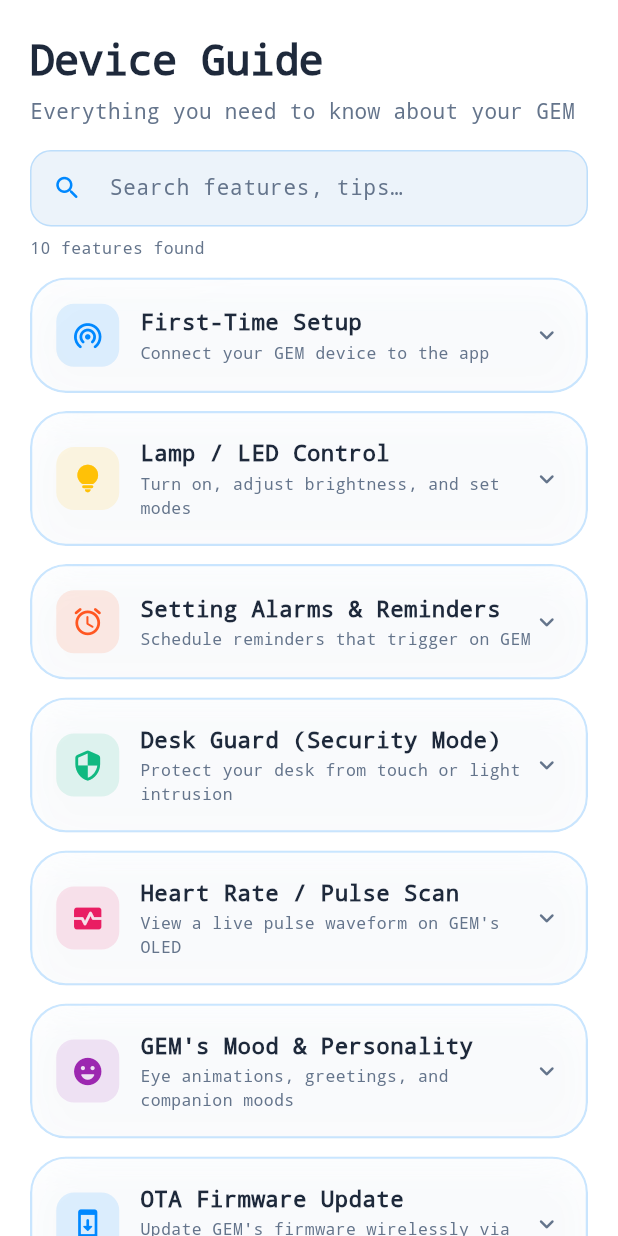
After one commit to shovinmd/Design-and-Development-of-Gem-Buddy-An-ESP32-Based-Smart-Desktop-Companion, a Flutter app: the GuideScreen screen opened directly, on a phone screen of 412 x 824 dp. The commit adds this screen. Run offline on Flutter 3.47's test engine with Material 3 defaults, Android fonts, the phone set to English and light mode, and no system bars; our stand-ins replace flutter_riverpod, shared_preferences; accounts and stored records are empty.

Commit message:
feat: add guide screen and update fast wifi connection firmware bin

```diff
--- /dev/null
+++ b/gem_buddy_app/lib/screens/guide_screen.dart
@@ -0,0 +1,551 @@
+import 'package:flutter/material.dart';
+import '../theme/colors.dart';
+import '../theme/glass_styles.dart';
+import '../widgets/glass_card.dart';
+import '../widgets/fade_slide_transition.dart';
+
+class GuideScreen extends StatefulWidget {
+  const GuideScreen({super.key});
+
+  @override
+  State<GuideScreen> createState() => _GuideScreenState();
+}
+
+class _GuideScreenState extends State<GuideScreen> {
+  final TextEditingController _searchController = TextEditingController();
+  String _searchQuery = '';
+  int? _expandedIndex;
+
+  @override
+  void dispose() {
+    _searchController.dispose();
+    super.dispose();
+  }
+
+  @override
+  Widget build(BuildContext context) {
+    final filtered = _guideItems
+        .where((item) =>
+            _searchQuery.isEmpty ||
+            item.title.toLowerCase().contains(_searchQuery.toLowerCase()) ||
+            item.steps.any((s) => s.toLowerCase().contains(_searchQuery.toLowerCase())))
+        .toList();
+
+    return Scaffold(
+      backgroundColor: Colors.transparent,
+      body: SafeArea(
+        child: Column(
+          children: [
+            // ── Header ──────────────────────────────────────────────────────
+            Padding(
+              padding: const EdgeInsets.fromLTRB(20, 20, 20, 0),
+              child: FadeSlideTransition(
+                delay: Duration.zero,
+                child: Column(
+                  crossAxisAlignment: CrossAxisAlignment.start,
+                  children: [
+                    Text(
+                      'Device Guide',
+                      style: GlassStyles.titleStyle
+                          .copyWith(fontSize: 28, color: GemColors.textPrimary),
+                    ),
+                    const SizedBox(height: 4),
+                    const Text(
+                      'Everything you need to know about your GEM',
+                      style: GlassStyles.subtitleStyle,
+                    ),
+                    const SizedBox(height: 16),
+
+                    // ── Search Field ───────────────────────────────────────
+                    Container(
+                      decoration: BoxDecoration(
+                        color: GemColors.bgSecondary.withValues(alpha: 0.7),
+                        borderRadius: BorderRadius.circular(14),
+                        border: Border.all(color: GemColors.glassBorder),
+                      ),
+                      child: TextField(
+                        controller: _searchController,
+                        style: const TextStyle(
+                            color: GemColors.textPrimary, fontSize: 14),
+                        decoration: InputDecoration(
+                          hintText: 'Search features, tips…',
+                          hintStyle: const TextStyle(
+                              color: GemColors.textSecondary, fontSize: 14),
+                          prefixIcon: const Icon(Icons.search_rounded,
+                              color: GemColors.accentBlue, size: 20),
+                          suffixIcon: _searchQuery.isNotEmpty
+                              ? IconButton(
+                                  icon: const Icon(Icons.clear_rounded,
+                                      color: GemColors.textSecondary, size: 18),
+                                  onPressed: () {
+                                    _searchController.clear();
+                                    setState(() => _searchQuery = '');
+                                  },
+                                )
+                              : null,
+                          border: InputBorder.none,
+                          contentPadding: const EdgeInsets.symmetric(
+                              vertical: 14, horizontal: 4),
+                        ),
+                        onChanged: (val) =>
+                            setState(() => _searchQuery = val),
+                      ),
+                    ),
+                    const SizedBox(height: 6),
+                    Text(
+                      '${filtered.length} feature${filtered.length == 1 ? '' : 's'} found',
+                      style: const TextStyle(
+                          color: GemColors.textSecondary, fontSize: 11),
+                    ),
+                  ],
+                ),
+              ),
+            ),
+
+            // ── Guide List ───────────────────────────────────────────────
+            Expanded(
+              child: filtered.isEmpty
+                  ? _buildEmpty()
+                  : ListView.builder(
+                      padding: const EdgeInsets.fromLTRB(20, 12, 20, 100),
+                      itemCount: filtered.length,
+                      itemBuilder: (context, index) {
+                        final item = filtered[index];
+                        final isExpanded = _expandedIndex == index;
+                        return FadeSlideTransition(
+                          delay: Duration(milliseconds: index * 40),
+                          child: Padding(
+                            padding: const EdgeInsets.only(bottom: 12),
+                            child: _GuideCard(
+                              item: item,
+                              isExpanded: isExpanded,
+                              searchQuery: _searchQuery,
+                              onTap: () => setState(() {
+                                _expandedIndex = isExpanded ? null : index;
+                              }),
+                            ),
+                          ),
+                        );
+                      },
+                    ),
+            ),
+          ],
+        ),
+      ),
+    );
+  }
+
+  Widget _buildEmpty() {
+    return Center(
+      child: Column(
+        mainAxisSize: MainAxisSize.min,
+        children: [
+          Icon(Icons.search_off_rounded,
+              size: 52,
+              color: GemColors.textSecondary.withValues(alpha: 0.4)),
+          const SizedBox(height: 12),
+          const Text('No results found',
+              style: TextStyle(
+                  color: GemColors.textPrimary,
+                  fontSize: 16,
+                  fontWeight: FontWeight.bold)),
+          const SizedBox(height: 4),
+          Text('Try a different keyword',
+              style: TextStyle(
+                  color: GemColors.textSecondary.withValues(alpha: 0.7),
+                  fontSize: 12)),
+        ],
+      ),
+    );
+  }
+}
+
+// ── Guide Card ──────────────────────────────────────────────────────────────
+class _GuideCard extends StatelessWidget {
+  final _GuideItem item;
+  final bool isExpanded;
+  final String searchQuery;
+  final VoidCallback onTap;
+
+  const _GuideCard({
+    required this.item,
+    required this.isExpanded,
+    required this.searchQuery,
+    required this.onTap,
+  });
+
+  @override
+  Widget build(BuildContext context) {
+    return GlassCard(
+      padding: EdgeInsets.zero,
+      borderColor: isExpanded
+          ? item.color.withValues(alpha: 0.5)
+          : GemColors.glassBorder,
+      child: InkWell(
+        onTap: onTap,
+        borderRadius: BorderRadius.circular(20),
+        child: Column(
+          children: [
+            // ── Header Row ─────────────────────────────────────────────────
+            Padding(
+              padding: const EdgeInsets.all(16),
+              child: Row(
+                children: [
+                  Container(
+                    padding: const EdgeInsets.all(10),
+                    decoration: BoxDecoration(
+                      color: item.color.withValues(alpha: 0.12),
+                      borderRadius: BorderRadius.circular(12),
+                    ),
+                    child: Icon(item.icon, color: item.color, size: 22),
+                  ),
+                  const SizedBox(width: 14),
+                  Expanded(
+                    child: Column(
+                      crossAxisAlignment: CrossAxisAlignment.start,
+                      children: [
+                        _HighlightText(
+                          text: item.title,
+                          query: searchQuery,
+                          style: const TextStyle(
+                            color: GemColors.textPrimary,
+                            fontWeight: FontWeight.bold,
+                            fontSize: 15,
+                          ),
+                        ),
+                        const SizedBox(height: 2),
+                        Text(
+                          item.subtitle,
+                          style: const TextStyle(
+                              color: GemColors.textSecondary, fontSize: 11),
+                        ),
+                      ],
+                    ),
+                  ),
+                  AnimatedRotation(
+                    turns: isExpanded ? 0.5 : 0,
+                    duration: const Duration(milliseconds: 200),
+                    child: const Icon(Icons.keyboard_arrow_down_rounded,
+                        color: GemColors.textSecondary, size: 20),
+                  ),
+                ],
+              ),
+            ),
+
+            // ── Expandable Steps ───────────────────────────────────────────
+            AnimatedCrossFade(
+              duration: const Duration(milliseconds: 250),
+              crossFadeState: isExpanded
+                  ? CrossFadeState.showFirst
+                  : CrossFadeState.showSecond,
+              firstChild: Column(
+                crossAxisAlignment: CrossAxisAlignment.start,
+                children: [
+                  Divider(
+                      color: item.color.withValues(alpha: 0.2), height: 1),
+                  Padding(
+                    padding: const EdgeInsets.fromLTRB(16, 12, 16, 16),
+                    child: Column(
+                      crossAxisAlignment: CrossAxisAlignment.start,
+                      children: [
+                        ...item.steps.asMap().entries.map((e) {
+                          final stepNum = e.key + 1;
+                          final step = e.value;
+                          return Padding(
+                            padding: const EdgeInsets.only(bottom: 10),
+                            child: Row(
+                              crossAxisAlignment: CrossAxisAlignment.start,
+                              children: [
+                                Container(
+                                  width: 22,
+                                  height: 22,
+                                  decoration: BoxDecoration(
+                                    color: item.color.withValues(alpha: 0.15),
+                                    shape: BoxShape.circle,
+                                  ),
+                                  child: Center(
+                                    child: Text(
+                                      '$stepNum',
+                                      style: TextStyle(
+                                        color: item.color,
+                                        fontSize: 11,
+                                        fontWeight: FontWeight.bold,
+                                      ),
+                                    ),
+                                  ),
+                                ),
+                                const SizedBox(width: 10),
+                                Expanded(
+                                  child: _HighlightText(
+                                    text: step,
+                                    query: searchQuery,
+                                    style: const TextStyle(
+                                      color: GemColors.textPrimary,
+                                      fontSize: 13,
+                                      height: 1.45,
+                                    ),
+                                  ),
+                                ),
+                              ],
+                            ),
+                          );
+                        }),
+                        if (item.tip != null) ...[
+                          const SizedBox(height: 4),
+                          Container(
+                            padding: const EdgeInsets.all(10),
+                            decoration: BoxDecoration(
+                              color: GemColors.statusActive
+                                  .withValues(alpha: 0.07),
+                              borderRadius: BorderRadius.circular(10),
+                              border: Border.all(
+                                  color: GemColors.statusActive
+                                      .withValues(alpha: 0.2)),
+                            ),
+                            child: Row(
+                              crossAxisAlignment: CrossAxisAlignment.start,
+                              children: [
+                                const Icon(Icons.lightbulb_outline_rounded,
+                                    color: GemColors.statusActive, size: 15),
+                                const SizedBox(width: 8),
+                                Expanded(
+                                  child: Text(
+                                    item.tip!,
+                                    style: const TextStyle(
+                                      color: GemColors.statusActive,
+                                      fontSize: 11,
+                                      height: 1.4,
+                                    ),
+                                  ),
+                                ),
+                              ],
+                            ),
+                          ),
+                        ],
+                      ],
+                    ),
+                  ),
+                ],
+              ),
+              secondChild: const SizedBox.shrink(),
+            ),
+          ],
+        ),
+      ),
+    );
+  }
+}
+
+// ── Highlight matching text ──────────────────────────────────────────────────
+class _HighlightText extends StatelessWidget {
+  final String text;
+  final String query;
+  final TextStyle style;
+
+  const _HighlightText(
+      {required this.text, required this.query, required this.style});
+
+  @override
+  Widget build(BuildContext context) {
+    if (query.isEmpty) return Text(text, style: style);
+
+    final lowerText = text.toLowerCase();
+    final lowerQuery = query.toLowerCase();
+    final spans = <TextSpan>[];
+    int start = 0;
+
+    while (true) {
+      final idx = lowerText.indexOf(lowerQuery, start);
+      if (idx == -1) {
+        spans.add(TextSpan(text: text.substring(start)));
+        break;
+      }
+      if (idx > start) {
+        spans.add(TextSpan(text: text.substring(start, idx)));
+      }
+      spans.add(TextSpan(
+        text: text.substring(idx, idx + query.length),
+        style: const TextStyle(
+            backgroundColor: Color(0x55FFD700),
+            color: GemColors.textPrimary,
+            fontWeight: FontWeight.bold),
+      ));
+      start = idx + query.length;
+    }
+
+    return RichText(text: TextSpan(style: style, children: spans));
+  }
+}
+
+// ── Data Model ───────────────────────────────────────────────────────────────
+class _GuideItem {
+  final String title;
+  final String subtitle;
+  final IconData icon;
+  final Color color;
+  final List<String> steps;
+  final String? tip;
+
+  const _GuideItem({
+    required this.title,
+    required this.subtitle,
+    required this.icon,
+    required this.color,
+    required this.steps,
+    this.tip,
+  });
+}
+
+// ── Guide Content ─────────────────────────────────────────────────────────────
+const List<_GuideItem> _guideItems = [
+  _GuideItem(
+    title: 'First-Time Setup',
+    subtitle: 'Connect your GEM device to the app',
+    icon: Icons.wifi_tethering_rounded,
+    color: GemColors.accentBlue,
+    steps: [
+      'Power on your GEM device by connecting it via USB or the battery.',
+      'On first boot, GEM will host a Wi-Fi hotspot named "GEM-Setup" (password: 12345678).',
+      'Connect your phone to the "GEM-Setup" Wi-Fi network.',
+      'Open the GEM companion app and tap "Connect to Device" on the onboarding screen.',
+      'Enter your name, a device nickname, and your home Wi-Fi credentials in Settings.',
+      'Tap "Save & Sync" — GEM will connect to your home Wi-Fi and restart.',
+      'The app will auto-detect GEM on your local network from now on.',
+    ],
+    tip: 'If GEM cannot find your network, make sure you are using a 2.4 GHz Wi-Fi band, not 5 GHz.',
+  ),
+  _GuideItem(
+    title: 'Lamp / LED Control',
+    subtitle: 'Turn on, adjust brightness, and set modes',
+    icon: Icons.lightbulb_rounded,
+    color: Color(0xFFFFC107),
+    steps: [
+      'Go to the "Controls" tab in the bottom navigation bar.',
+      'Use the "Lamp Control" toggle to turn the LED ring ON or OFF.',
+      'Drag the brightness slider to set the light intensity (1–100%).',
+      'Choose a lamp mode: Static (solid), Breathing (fade in/out), or Flash (alert strobe).',
+      'Tap any preset card (Focus, Relax, Night, etc.) to instantly apply a preset configuration.',
+      'You can also toggle the lamp from GEM\'s physical menu — hold the device body and select "Lamp Control".',
+    ],
+    tip: 'The lamp turns off automatically when it detects ambient light (LDR auto mode).',
+  ),
+  _GuideItem(
+    title: 'Setting Alarms & Reminders',
+    subtitle: 'Schedule reminders that trigger on GEM',
+    icon: Icons.alarm_rounded,
+    color: Color(0xFFFF5722),
+    steps: [
+      'Go to the "Controls" tab and scroll to the "Reminder Manager" card.',
+      'Tap the "+ Add Alarm" button and enter a time and label (e.g. "Take Meds").',
+      'Toggle the alarm ON and tap Save — the alarm is synced to GEM.',
+      'At the set time, GEM will play a tone, flash the LED, and show the alarm name on screen.',
+      'To dismiss the alarm from the physical device, long-press the touch sensor on GEM\'s body.',
+      'To dismiss from the app, tap the DISMISS button on the notification banner.',
+    ],
+    tip: 'Make sure GEM is connected to Wi-Fi and the time is synced (NTP) for alarms to trigger on time.',
+  ),
+  _GuideItem(
+    title: 'Desk Guard (Security Mode)',
+    subtitle: 'Protect your desk from touch or light intrusion',
+    icon: Icons.security_rounded,
+    color: GemColors.statusActive,
+    steps: [
+      'Go to the "Security" tab in the bottom navigation bar.',
+      'Toggle "Guard Mode" ON — GEM must be connected to Wi-Fi and the security broker for this.',
+      'When active, any physical touch on GEM\'s body or a sudden drop/rise in light (LDR) will trigger an alert.',
+      'The alert is sent to your broker and pushed to the app instantly via WebSocket.',
+      'View all incidents in the "Security Incident Log" card below — each entry shows the event type, LDR reading, and timestamp.',
+      'To clear logs, tap the trash icon next to the log header.',
+      'To disable Guard Mode, toggle the switch OFF or long-press the GEM body and select "Guard Mode" from the menu.',
+    ],
+    tip: 'Connect a cloud broker URL in Settings → Security Broker to receive alerts even when away from home Wi-Fi.',
+  ),
+  _GuideItem(
+    title: 'Heart Rate / Pulse Scan',
+    subtitle: 'View a live pulse waveform on GEM\'s OLED',
+    icon: Icons.monitor_heart_rounded,
+    color: Color(0xFFE91E63),
+    steps: [
+      'On GEM\'s physical menu (short-press the touch sensor to open), select "Heart Rate".',
+      'Place your fingertip gently on the MAX30102 pulse sensor on GEM\'s top surface.',
+      'The OLED screen will display a live scrolling PPG waveform — the graph height reflects your pulse signal strength.',
+      'The LED ring pulses in sync with the signal amplitude for visual feedback.',
+      'To exit, long-press the touch sensor on GEM\'s body.',
+    ],
+    tip: 'Hold your finger still and apply gentle pressure for the clearest waveform. Finger movement causes noise.',
+  ),
+  _GuideItem(
+    title: 'GEM\'s Mood & Personality',
+    subtitle: 'Eye animations, greetings, and companion moods',
+    icon: Icons.emoji_emotions_rounded,
+    color: Color(0xFF9C27B0),
+    steps: [
+      'GEM displays animated eye expressions on its OLED screen reflecting its current mode.',
+      'Day Mode: wide open happy eyes with a "Good day!" speech bubble greeting.',
+      'Evening Mode: softer eyes with a "Ready to relax" bubble.',
+      'Sleep / Night Mode: droopy sleep-arc eyes with "Have a good sleep" message and floating Zzz animations.',
+      'Pet / Friend Mode: heart-eyes with floating hearts and a greeting bubble.',
+      'Alarm Mode: full-screen reminder card with the alarm name and current time.',
+      'GEM greets you periodically — it looks left, right, then centers before showing a speech bubble.',
+    ],
+    tip: 'GEM\'s mood changes automatically based on the time of day. You can also see the face mirrored in the companion app\'s home screen.',
+  ),
+  _GuideItem(
+    title: 'OTA Firmware Update',
+    subtitle: 'Update GEM\'s firmware wirelessly via the app',
+    icon: Icons.system_update_rounded,
+    color: GemColors.accentBlue,
+    steps: [
+      'Make sure GEM is connected to your home Wi-Fi (not hotspot mode).',
+      'Go to the "Settings" tab and scroll to "Firmware Update".',
+      'Tap "Flash Firmware to GEM" — the app will push the bundled firmware.bin to the device via HTTP OTA.',
+      'A progress indicator will appear. Do not close the app or power off GEM during this process.',
+      'GEM will reboot automatically once the update is complete.',
+      'You can verify the firmware version in Settings → About GEM after the reboot.',
+    ],
+    tip: 'Keep GEM plugged in during OTA updates to avoid power interruption.',
+  ),
+  _GuideItem(
+    title: 'Wi-Fi & Network Settings',
+    subtitle: 'Scan, select, and update network credentials',
+    icon: Icons.wifi_rounded,
+    color: Color(0xFF00BCD4),
+    steps: [
+      'Go to "Settings" tab and scroll to the "Wi-Fi Configuration" section.',
+      'Tap the scan icon next to the SSID field to search for available 2.4 GHz networks.',
+      'Select your network from the list — the SSID is filled in automatically.',
+      'Enter the Wi-Fi password and tap "Save & Sync".',
+      'GEM will connect to the new network on the next restart.',
+      'To change the cloud security broker URL, enter it in the "Security Broker URL" field.',
+    ],
+    tip: 'GEM only supports 2.4 GHz Wi-Fi. 5 GHz networks will not appear in the scan list.',
+  ),
+  _GuideItem(
+    title: 'Timeline & Event Log',
+    subtitle: 'Review all past events, alerts, and actions',
+    icon: Icons.history_rounded,
+    color: Color(0xFF607D8B),
+    steps: [
+      'Open the "Timeline" tab from the bottom navigation bar.',
+      'All events are shown in reverse chronological order — most recent at the top.',
+      'Events are color-coded: blue for system events, orange for alarms, red for security alerts, green for syncs.',
+      'Tap any entry to see the full event detail.',
+      'To clear the timeline, tap the trash icon at the top right.',
+    ],
+    tip: 'The timeline is stored locally on your phone and resets when you clear it or reinstall the app.',
+  ),
+  _GuideItem(
+    title: 'Physical Touch Controls',
+    subtitle: 'How to navigate GEM\'s on-device menu',
+    icon: Icons.touch_app_rounded,
+    color: Color(0xFF8BC34A),
+    steps: [
+      'Short press: scroll through the GEM menu options (Alarm, Lamp, Heart Rate, Guard Mode, Info, Wi-Fi, Reset, Update).',
+      'Long press: select/activate the currently highlighted menu item.',
+      'When inside a sub-mode (Heart Rate, Wi-Fi Setup, Update), long press exits back to the main screen.',
+      'When an alarm is ringing, long press dismisses it.',
+      'On the main idle screen, long press opens the main menu.',
+    ],
+    tip: 'If Guard Mode is ON, any touch will trigger a security alert. Disable guard mode before using the menu.',
+  ),
+];
--- a/gem_buddy_app/lib/screens/main_scaffold.dart
+++ b/gem_buddy_app/lib/screens/main_scaffold.dart
@@ -9,6 +9,7 @@ import '../providers/settings_provider.dart';
 import 'home_screen.dart';
 import 'control_screen.dart';
 import 'security_screen.dart';
+import 'guide_screen.dart';
 import 'timeline_screen.dart';
 import 'settings_screen.dart';
 import 'onboarding_screen.dart';
@@ -40,6 +41,7 @@ class _MainScaffoldState extends ConsumerState<MainScaffold> {
     HomeScreen(),
     ControlScreen(),
     SecurityScreen(),
+    GuideScreen(),
     TimelineScreen(),
     SettingsScreen(),
   ];
--- a/gem_buddy_app/lib/widgets/floating_glass_nav_bar.dart
+++ b/gem_buddy_app/lib/widgets/floating_glass_nav_bar.dart
@@ -18,6 +18,7 @@ class FloatingGlassNavBar extends StatelessWidget {
       _NavBarItem(icon: Icons.home_rounded, label: 'Home'),
       _NavBarItem(icon: Icons.sports_esports_rounded, label: 'Control'),
       _NavBarItem(icon: Icons.shield_rounded, label: 'Security'),
+      _NavBarItem(icon: Icons.menu_book_rounded, label: 'Guide'),
       _NavBarItem(icon: Icons.analytics_rounded, label: 'Timeline'),
       _NavBarItem(icon: Icons.settings_rounded, label: 'Settings'),
     ];
```
Also changed, not shown: 2 other files.
